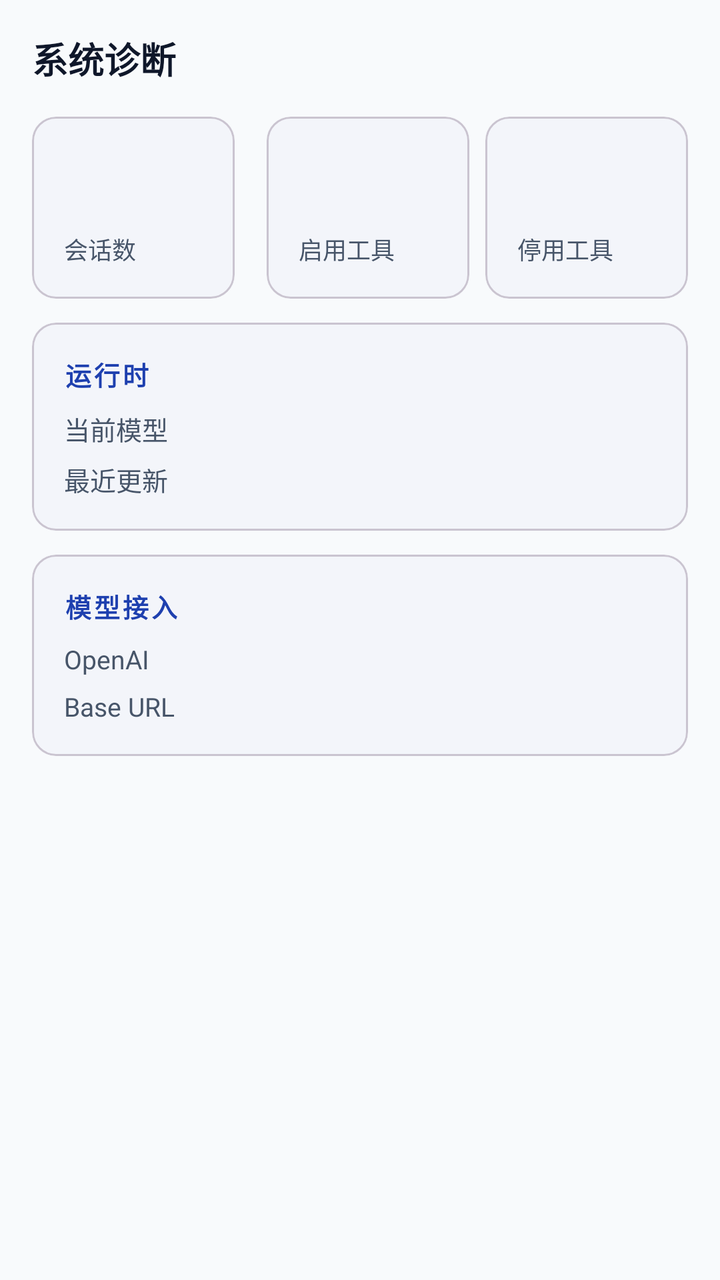
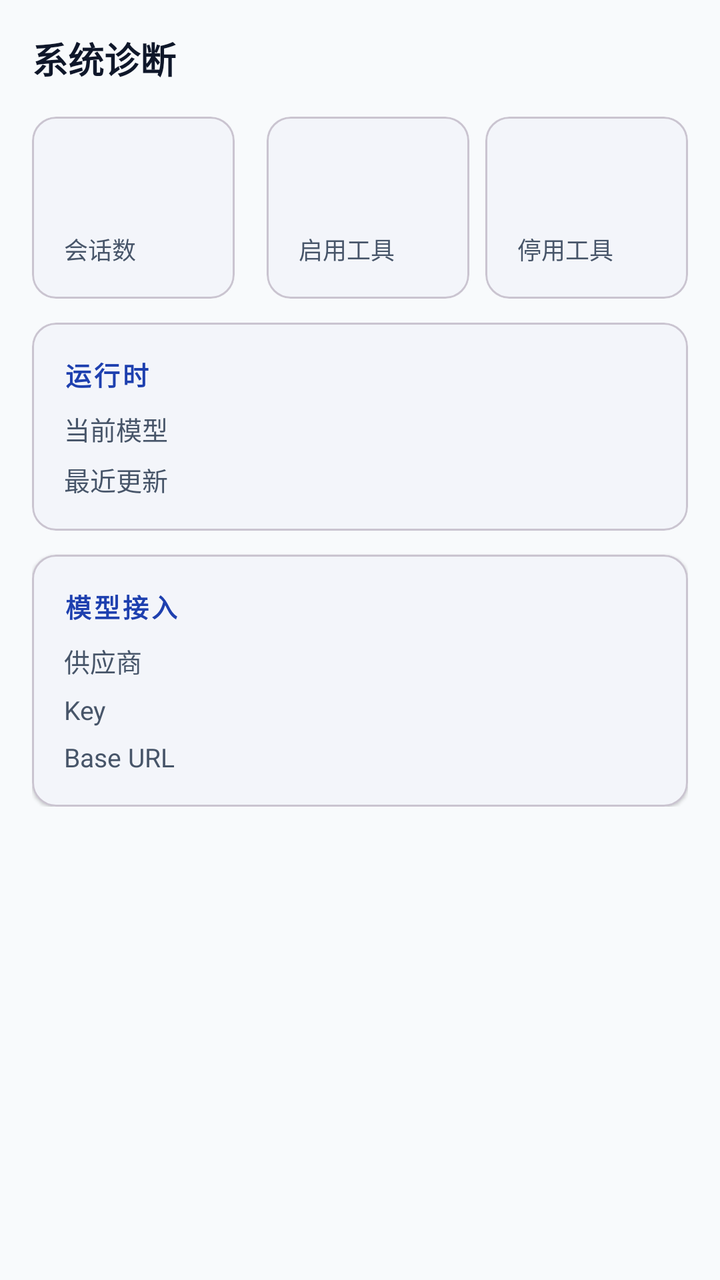

Compare the two renders of this Android layout. The source of the first and the diff that turns it into the second are given below.
<!-- AndroidManifest.xml: application theme AppTheme -->
<!-- res/layout/fragment_reports.xml -->
<?xml version="1.0" encoding="utf-8"?>
<ScrollView xmlns:android="http://schemas.android.com/apk/res/android"
    xmlns:app="http://schemas.android.com/apk/res-auto"
    android:id="@+id/reports_scroll"
    android:layout_width="match_parent"
    android:layout_height="match_parent"
    android:background="?android:colorBackground">

    <LinearLayout
        android:layout_width="match_parent"
        android:layout_height="wrap_content"
        android:orientation="vertical"
        android:padding="16dp">

        <LinearLayout
            android:layout_width="match_parent"
            android:layout_height="wrap_content"
            android:orientation="horizontal"
            android:gravity="center_vertical">

            <TextView
                android:layout_width="0dp"
                android:layout_height="wrap_content"
                android:layout_weight="1"
                android:text="系统诊断"
                android:textSize="18sp"
                android:textStyle="bold"
                android:textColor="?attr/colorOnSurface" />

            <ProgressBar
                android:id="@+id/reports_progress"
                android:layout_width="20dp"
                android:layout_height="20dp"
                android:layout_marginEnd="10dp"
                android:visibility="gone" />
        </LinearLayout>

        <LinearLayout
            android:layout_width="match_parent"
            android:layout_height="wrap_content"
            android:orientation="horizontal"
            android:layout_marginTop="16dp">

            <com.google.android.material.card.MaterialCardView
                android:layout_width="0dp"
                android:layout_height="wrap_content"
                android:layout_weight="1"
                android:layout_marginEnd="8dp"
                app:cardCornerRadius="12dp"
                app:cardElevation="1dp"
                app:cardBackgroundColor="?attr/colorSurface">

                <LinearLayout
                    android:layout_width="match_parent"
                    android:layout_height="wrap_content"
                    android:orientation="vertical"
                    android:padding="16dp">
                    <TextView
                        android:id="@+id/reports_sessions"
                        android:layout_width="wrap_content"
                        android:layout_height="wrap_content"
                        android:textSize="28sp"
                        android:textStyle="bold"
                        android:textColor="@color/seed_blue" />
                    <TextView
                        android:layout_width="wrap_content"
                        android:layout_height="wrap_content"
                        android:layout_marginTop="4dp"
                        android:text="@string/reports_sessions"
                        android:textSize="12sp"
                        android:textColor="?attr/colorOnSurfaceVariant" />
                </LinearLayout>
            </com.google.android.material.card.MaterialCardView>

            <com.google.android.material.card.MaterialCardView
                android:layout_width="0dp"
                android:layout_height="wrap_content"
                android:layout_weight="1"
                android:layout_marginStart="8dp"
                app:cardCornerRadius="12dp"
                app:cardElevation="1dp"
                app:cardBackgroundColor="?attr/colorSurface">

                <LinearLayout
                    android:layout_width="match_parent"
                    android:layout_height="wrap_content"
                    android:orientation="vertical"
                    android:padding="16dp">
                    <TextView
                        android:id="@+id/reports_tools_enabled"
                        android:layout_width="wrap_content"
                        android:layout_height="wrap_content"
                        android:textSize="28sp"
                        android:textStyle="bold"
                        android:textColor="@color/status_done" />
                    <TextView
                        android:layout_width="wrap_content"
                        android:layout_height="wrap_content"
                        android:layout_marginTop="4dp"
                        android:text="@string/reports_tools_enabled"
                        android:textSize="12sp"
                        android:textColor="?attr/colorOnSurfaceVariant" />
                </LinearLayout>
            </com.google.android.material.card.MaterialCardView>

            <com.google.android.material.card.MaterialCardView
                android:layout_width="0dp"
                android:layout_height="wrap_content"
                android:layout_weight="1"
                android:layout_marginStart="8dp"
                app:cardCornerRadius="12dp"
                app:cardElevation="1dp"
                app:cardBackgroundColor="?attr/colorSurface">

                <LinearLayout
                    android:layout_width="match_parent"
                    android:layout_height="wrap_content"
                    android:orientation="vertical"
                    android:padding="16dp">
                    <TextView
                        android:id="@+id/reports_tools_disabled"
                        android:layout_width="wrap_content"
                        android:layout_height="wrap_content"
                        android:textSize="28sp"
                        android:textStyle="bold"
                        android:textColor="@color/status_failed" />
                    <TextView
                        android:layout_width="wrap_content"
                        android:layout_height="wrap_content"
                        android:layout_marginTop="4dp"
                        android:text="@string/reports_tools_disabled"
                        android:textSize="12sp"
                        android:textColor="?attr/colorOnSurfaceVariant" />
                </LinearLayout>
            </com.google.android.material.card.MaterialCardView>
        </LinearLayout>

        <com.google.android.material.card.MaterialCardView
            android:layout_width="match_parent"
            android:layout_height="wrap_content"
            android:layout_marginTop="12dp"
            app:cardCornerRadius="12dp"
            app:cardElevation="1dp"
            app:cardBackgroundColor="?attr/colorSurface">

            <LinearLayout
                android:layout_width="match_parent"
                android:layout_height="wrap_content"
                android:orientation="vertical"
                android:padding="16dp">

                <TextView
                    android:layout_width="wrap_content"
                    android:layout_height="wrap_content"
                    android:text="运行时"
                    style="@style/SectionHeader" />

                <LinearLayout
                    android:layout_width="match_parent"
                    android:layout_height="wrap_content"
                    android:orientation="horizontal"
                    android:layout_marginTop="8dp">
                    <TextView
                        android:layout_width="0dp"
                        android:layout_height="wrap_content"
                        android:layout_weight="1"
                        android:text="当前模型"
                        android:textSize="13sp"
                        android:textColor="?attr/colorOnSurfaceVariant" />
                    <TextView
                        android:id="@+id/reports_model"
                        android:layout_width="wrap_content"
                        android:layout_height="wrap_content"
                        android:textSize="13sp"
                        android:textStyle="bold"
                        android:textColor="?attr/colorOnSurface" />
                </LinearLayout>

                <LinearLayout
                    android:layout_width="match_parent"
                    android:layout_height="wrap_content"
                    android:orientation="horizontal"
                    android:layout_marginTop="6dp">
                    <TextView
                        android:layout_width="0dp"
                        android:layout_height="wrap_content"
                        android:layout_weight="1"
                        android:text="@string/reports_last_update"
                        android:textSize="13sp"
                        android:textColor="?attr/colorOnSurfaceVariant" />
                    <TextView
                        android:id="@+id/reports_last_update"
                        android:layout_width="wrap_content"
                        android:layout_height="wrap_content"
                        android:textSize="13sp"
                        android:textStyle="bold"
                        android:textColor="?attr/colorOnSurface" />
                </LinearLayout>
            </LinearLayout>
        </com.google.android.material.card.MaterialCardView>

        <com.google.android.material.card.MaterialCardView
            android:layout_width="match_parent"
            android:layout_height="wrap_content"
            android:layout_marginTop="12dp"
            app:cardCornerRadius="12dp"
            app:cardElevation="1dp"
            app:cardBackgroundColor="?attr/colorSurface">

            <LinearLayout
                android:layout_width="match_parent"
                android:layout_height="wrap_content"
                android:orientation="vertical"
                android:padding="16dp">

                <TextView
                    android:layout_width="wrap_content"
                    android:layout_height="wrap_content"
                    android:text="模型接入"
                    style="@style/SectionHeader" />

                <LinearLayout
                    android:layout_width="match_parent"
                    android:layout_height="wrap_content"
                    android:orientation="horizontal"
                    android:layout_marginTop="8dp">
                    <TextView
                        android:layout_width="0dp"
                        android:layout_height="wrap_content"
                        android:layout_weight="1"
                        android:text="OpenAI"
                        android:textSize="13sp"
                        android:textColor="?attr/colorOnSurfaceVariant" />
                    <TextView
                        android:id="@+id/reports_openai"
                        android:layout_width="wrap_content"
                        android:layout_height="wrap_content"
                        android:textSize="13sp"
                        android:textStyle="bold"
                        android:textColor="?attr/colorOnSurface" />
                </LinearLayout>

                <LinearLayout
                    android:layout_width="match_parent"
                    android:layout_height="wrap_content"
                    android:orientation="horizontal"
                    android:layout_marginTop="6dp">
                    <TextView
                        android:layout_width="0dp"
                        android:layout_height="wrap_content"
                        android:layout_weight="1"
                        android:text="Base URL"
                        android:textSize="13sp"
                        android:textColor="?attr/colorOnSurfaceVariant" />
                    <TextView
                        android:id="@+id/reports_baseurl"
                        android:layout_width="wrap_content"
                        android:layout_height="wrap_content"
                        android:maxWidth="150dp"
                        android:maxLines="1"
                        android:ellipsize="middle"
                        android:textSize="13sp"
                        android:textStyle="bold"
                        android:textColor="?attr/colorOnSurface" />
                </LinearLayout>
            </LinearLayout>
        </com.google.android.material.card.MaterialCardView>

    </LinearLayout>
</ScrollView>
<!-- resources referenced by this layout -->
<resources>
  <color name="seed_blue">#1E40AF</color>
  <color name="status_done">#16A34A</color>
  <color name="status_failed">#DC2626</color>
  <string name="reports_last_update">最近更新</string>
  <string name="reports_sessions">会话数</string>
  <string name="reports_tools_disabled">停用工具</string>
  <string name="reports_tools_enabled">启用工具</string>
  <style name="SectionHeader">
          <item name="android:textSize">13sp</item>
          <item name="android:textStyle">bold</item>
          <item name="android:textColor">@color/seed_blue</item>
          <item name="android:letterSpacing">0.1</item>
      </style>
  <style name="AppTheme" parent="Theme.Material3.Light.NoActionBar">
          <item name="colorPrimary">@color/seed_blue</item>
          <item name="colorPrimaryVariant">@color/seed_blue</item>
          <item name="colorOnPrimary">@color/on_primary</item>
          <item name="colorSecondary">@color/seed_blue</item>
          <item name="colorOnSecondary">@color/on_primary</item>
          <item name="android:colorBackground">@color/background</item>
          <item name="colorSurface">@color/surface</item>
          <item name="colorOnSurface">@color/on_surface</item>
          <item name="colorOnSurfaceVariant">@color/on_surface_variant</item>
          <item name="colorOutline">@color/outline</item>
          <item name="colorError">@color/error</item>
          <item name="android:statusBarColor">@color/surface</item>
          <item name="android:windowLightStatusBar">true</item>
          <item name="android:navigationBarColor">@color/surface</item>
      </style>
  <color name="on_primary">#FFFFFF</color>
  <color name="background">#F8FAFC</color>
  <color name="surface">#FFFFFF</color>
  <color name="on_surface">#0F172A</color>
  <color name="on_surface_variant">#475569</color>
  <color name="outline">#CBD5E1</color>
  <color name="error">#DC2626</color>
</resources>

<!-- the commit's change to res/layout/fragment_reports.xml (unified diff, before → after) -->
@@ -228,7 +228,28 @@
                         android:layout_width="0dp"
                         android:layout_height="wrap_content"
                         android:layout_weight="1"
-                        android:text="OpenAI"
+                        android:text="供应商"
+                        android:textSize="13sp"
+                        android:textColor="?attr/colorOnSurfaceVariant" />
+                    <TextView
+                        android:id="@+id/reports_provider"
+                        android:layout_width="wrap_content"
+                        android:layout_height="wrap_content"
+                        android:textSize="13sp"
+                        android:textStyle="bold"
+                        android:textColor="?attr/colorOnSurface" />
+                </LinearLayout>
+
+                <LinearLayout
+                    android:layout_width="match_parent"
+                    android:layout_height="wrap_content"
+                    android:orientation="horizontal"
+                    android:layout_marginTop="6dp">
+                    <TextView
+                        android:layout_width="0dp"
+                        android:layout_height="wrap_content"
+                        android:layout_weight="1"
+                        android:text="Key"
                         android:textSize="13sp"
                         android:textColor="?attr/colorOnSurfaceVariant" />
                     <TextView
